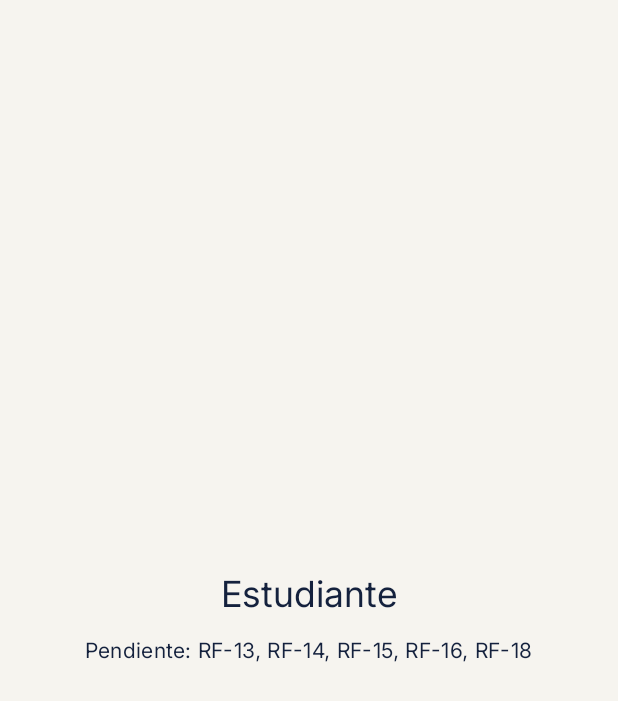
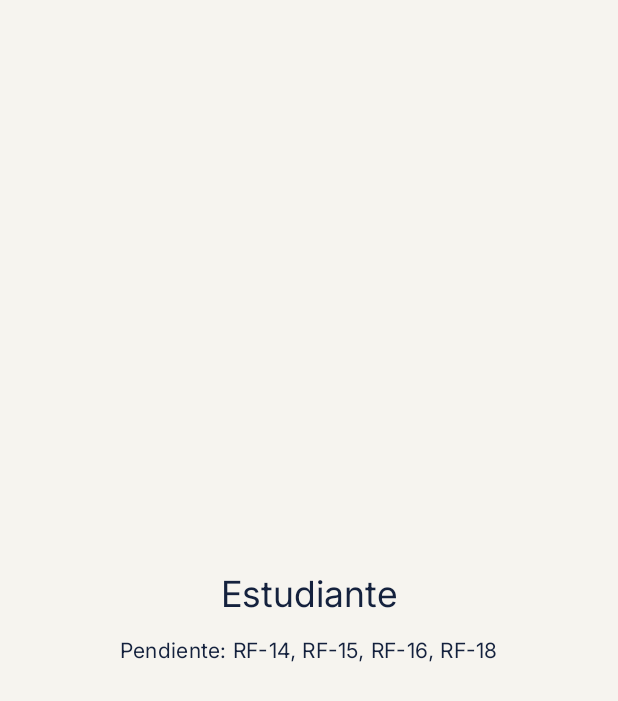
Before and after one commit to Fillhx/Notia, an Android app built with Jetpack Compose: the StudentScreen screen opened through its navigation route, on a phone screen of 412 x 824 dp. Shown: the top 701 px of the screen. Run offline under Robolectric (Android 15) with nearby library versions, the phone set to English and light mode, and no system bars.

Commit message:
fix: RF-13 (retroalimentación) es del Docente según el SRS, no del Estudiante

```diff
--- a/app/src/main/java/co/edu/univalle/notia/features/student/StudentScreen.kt
+++ b/app/src/main/java/co/edu/univalle/notia/features/student/StudentScreen.kt
@@ -5,5 +5,5 @@ import co.edu.univalle.notia.core.ui.PlaceholderScreen
 
 @Composable
 fun StudentScreen() {
-    PlaceholderScreen(title = "Estudiante", requirements = "RF-13, RF-14, RF-15, RF-16, RF-18")
+    PlaceholderScreen(title = "Estudiante", requirements = "RF-14, RF-15, RF-16, RF-18")
 }
```
